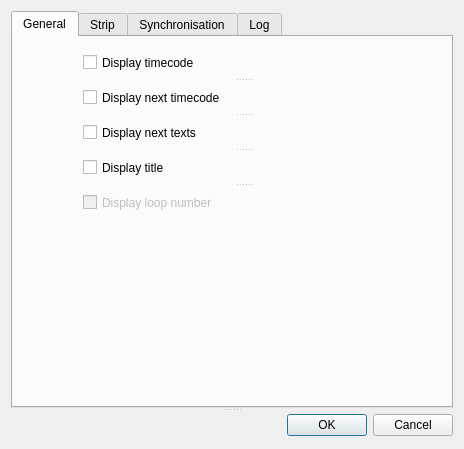
Before: the Qt Designer form app/Joker/PreferencesDialog.ui in JokerSync/Joker, drawn with Qt 5.
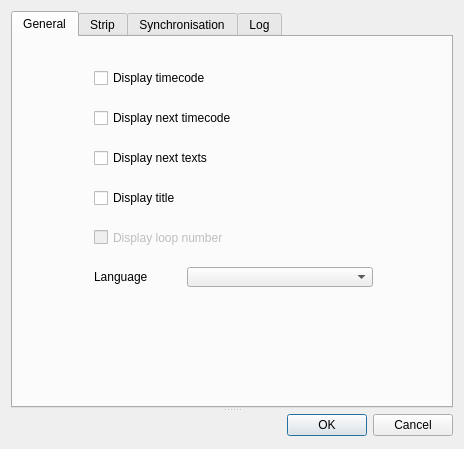
After: the same form once the commit is applied. Custom widgets are drawn as their Qt base class.

Patch:
```diff
--- a/app/Joker/PreferencesDialog.ui
+++ b/app/Joker/PreferencesDialog.ui
@@ -30,18 +30,23 @@
        <attribute name="title">
         <string>General</string>
        </attribute>
-       <widget class="QSplitter" name="splitter_2">
+       <widget class="QWidget" name="layoutWidget">
         <property name="geometry">
          <rect>
           <x>70</x>
-          <y>10</y>
-          <width>321</width>
-          <height>171</height>
+          <y>20</y>
+          <width>301</width>
+          <height>241</height>
          </rect>
         </property>
-        <property name="orientation">
-         <enum>Qt::Vertical</enum>
-        </property>
+        <layout class="QFormLayout" name="formLayout">
+         <property name="formAlignment">
+          <set>Qt::AlignRight|Qt::AlignTop|Qt::AlignTrailing</set>
+         </property>
+         <property name="verticalSpacing">
+          <number>20</number>
+         </property>
+         <item row="0" column="0" colspan="2">
         <widget class="QCheckBox" name="cBoxDisplayTC">
          <property name="layoutDirection">
           <enum>Qt::LeftToRight</enum>
@@ -50,21 +55,29 @@
           <string>Display timecode</string>
          </property>
         </widget>
+         </item>
+         <item row="1" column="0" colspan="2">
         <widget class="QCheckBox" name="cBoxDisplayNextTC">
          <property name="text">
           <string>Display next timecode</string>
          </property>
         </widget>
+         </item>
+         <item row="2" column="0" colspan="2">
         <widget class="QCheckBox" name="cBoxDisplayNextText">
          <property name="text">
           <string>Display next texts</string>
          </property>
         </widget>
+         </item>
+         <item row="3" column="0">
         <widget class="QCheckBox" name="cBoxDisplayTitle">
          <property name="text">
           <string>Display title</string>
          </property>
         </widget>
+         </item>
+         <item row="4" column="0" colspan="2">
         <widget class="QCheckBox" name="cBoxDisplayLoop">
          <property name="enabled">
           <bool>false</bool>
@@ -73,6 +86,18 @@
           <string>Display loop number</string>
          </property>
         </widget>
+         </item>
+         <item row="5" column="0">
+          <widget class="QLabel" name="label_5">
+           <property name="text">
+            <string>Language</string>
+           </property>
+          </widget>
+         </item>
+         <item row="5" column="1">
+          <widget class="QComboBox" name="cboBoxLang"/>
+         </item>
+        </layout>
        </widget>
       </widget>
       <widget class="QWidget" name="tabStrip">
```
Lines whose indentation alone changed are shown as unchanged.
